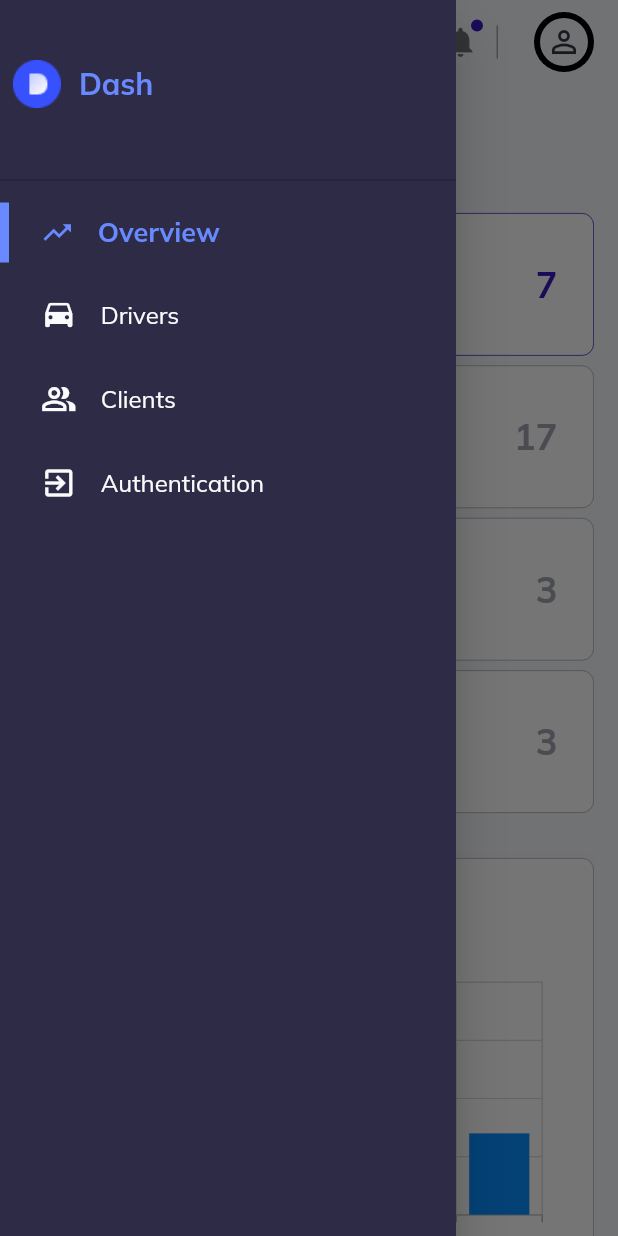
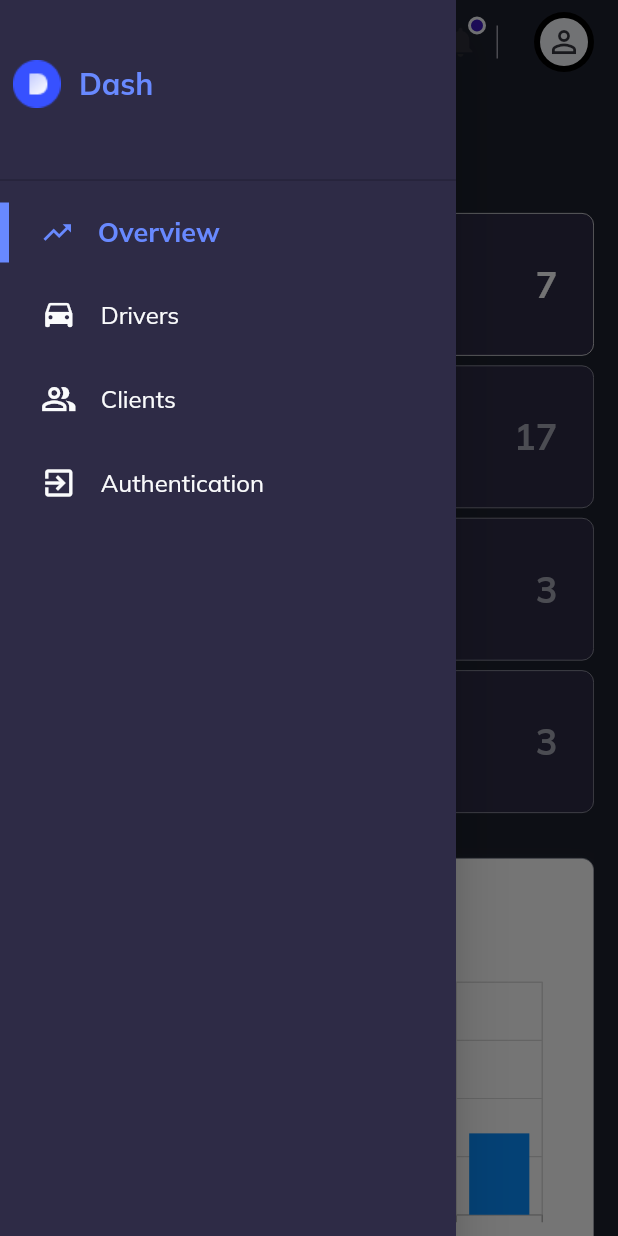
Before and after one commit to FeirAppGroup/FeirApp_Dashboard, a Flutter app: the SiteLayout screen opened by its route, after a tap on the "menu" icon, on a phone screen of 412 x 824 dp. Run offline on Flutter 3.47's test engine with Material 2 defaults, Android fonts, the phone set to English and light mode, and no system bars; our stand-ins replace data_table_2, get, google_fonts, syncfusion_flutter_charts.

Commit message:
Cards and Menu Itens Editados

```diff
--- a/lib/constants/style.dart
+++ b/lib/constants/style.dart
@@ -7,24 +7,24 @@ Color dark = Color(0xFF363740);
 Color active = Color(0xFF3C19C0);
 
 //bg - background
-Color bg_blackmain = Color(0xFF1D202D);
-Color bg_blackcard = Color(0xFF272741);
+Color bgBlackMain = Color(0xFF1D202D);
+Color bgBlackCard = Color(0xFF272741);
 
 //main
-Color main_black = Color(0xFF2E2B46);
-Color main_stroke = Color(0xFF1B1D2A);
-Color main_white = Color(0xFFFAFBFC);
-Color main_dividers = Color(0xFF201E33);
-Color main_tooltip = Color(0xFF8561EA);
-Color main_hover = Color(0xFF6F43EA);
+Color mainBlack = Color(0xFF2E2B46);
+Color mainStroke = Color(0xFF1B1D2A);
+Color mainWhite = Color(0xFFFAFBFC);
+Color mainDividers = Color(0xFF201E33);
+Color mainTooltip = Color(0xFF8561EA);
+Color mainHover = Color(0xFF6F43EA);
 
 //text
-Color text_white = Color(0xFFFAFBFC);
-Color text_liteblue = Color(0xFFBEC1FF);
-Color text_blue = Color(0xFF8561EA);
-Color text_gray = Color(0xFF6889FF);
+Color textWhite = Color(0xFFFAFBFC);
+Color textLiteblue = Color(0xFFBEC1FF);
+Color textBlue = Color(0xFF8561EA);
+Color textGray = Color(0xFF6889FF);
 
 //Tertiary
-Color tertiary_red = Color(0xFFFF4F44);
-Color tertiary_green = Color(0xFF3BE155);
-Color tertiary_blue = Color(0xFF0C8AFF);
+Color tertiaryRed = Color(0xFFFF4F44);
+Color tertiaryGreen = Color(0xFF3BE155);
+Color tertiaryBlue = Color(0xFF0C8AFF);
--- a/lib/controllers/menu_controller.dart
+++ b/lib/controllers/menu_controller.dart
@@ -42,13 +42,13 @@ class MenuController extends GetxController {
       return Icon(
         icon,
         size: 22,
-        color: text_gray,
+        color: textGray,
       );
     }
 
     return Icon(
       icon,
-      color: isHovering(itemName) ? text_gray : text_white,
+      color: isHovering(itemName) ? textGray : textWhite,
     );
   }
 }
--- a/lib/main.dart
+++ b/lib/main.dart
@@ -36,7 +36,7 @@ class MyApp extends StatelessWidget {
       debugShowCheckedModeBanner: false,
       title: 'FeirApp Dashboard',
       theme: ThemeData(
-        scaffoldBackgroundColor: light,
+        scaffoldBackgroundColor: bgBlackMain,
         textTheme: GoogleFonts.mulishTextTheme(
           Theme.of(context).textTheme,
         ).apply(
--- a/lib/pages/overview/widgets/info_card_small.dart
+++ b/lib/pages/overview/widgets/info_card_small.dart
@@ -25,10 +25,10 @@ class InfoCardSmall extends StatelessWidget {
         child: Container(
           padding: EdgeInsets.all(24),
           decoration: BoxDecoration(
-            color: Colors.white,
+            color: mainBlack,
             borderRadius: BorderRadius.circular(8),
             border: Border.all(
-              color: isActive ? active : lightGrey,
+              color: isActive ? textWhite : lightGrey,
               width: .5,
             ),
           ),
@@ -39,13 +39,13 @@ class InfoCardSmall extends StatelessWidget {
                 text: title,
                 size: 24,
                 weight: FontWeight.w300,
-                color: isActive ? active : lightGrey,
+                color: isActive ? textWhite : lightGrey,
               ),
               CustomText(
                 text: value,
                 size: 24,
                 weight: FontWeight.bold,
-                color: isActive ? active : lightGrey,
+                color: isActive ? textWhite : lightGrey,
               ),
             ],
           ),
--- a/lib/widgets/Menu_Item/horizontal_menu_item.dart
+++ b/lib/widgets/Menu_Item/horizontal_menu_item.dart
@@ -24,7 +24,7 @@ class HorizontalMenuItem extends StatelessWidget {
       },
       child: Obx(
         () => Container(
-          color: menuController.isHovering(itemName) ? text_blue.withOpacity(.1) : Colors.transparent,
+          color: menuController.isHovering(itemName) ? textBlue.withOpacity(.1) : Colors.transparent,
           child: Row(
             children: [
               Visibility(
@@ -41,7 +41,7 @@ class HorizontalMenuItem extends StatelessWidget {
                     : Container(
                         width: 6,
                         height: 40,
-                        color: text_gray,
+                        color: textGray,
                       ),
               ),
               SizedBox(
@@ -55,14 +55,14 @@ class HorizontalMenuItem extends StatelessWidget {
                 Flexible(
                   child: CustomText(
                     text: itemName,
-                    color: menuController.isHovering(itemName) ? text_gray : text_white,
+                    color: menuController.isHovering(itemName) ? textGray : textWhite,
                   ),
                 )
               else
                 Flexible(
                   child: CustomText(
                     text: itemName,
-                    color: text_gray,
+                    color: textGray,
                     size: 18,
                     weight: FontWeight.bold,
                   ),
--- a/lib/widgets/Menu_Item/side_menu.dart
+++ b/lib/widgets/Menu_Item/side_menu.dart
@@ -16,7 +16,7 @@ class SideMenu extends StatelessWidget {
     double _width = MediaQuery.of(context).size.width;
 
     return Container(
-      color: main_black,
+      color: mainBlack,
       child: ListView(
         children: [
           if (ResponsiveWidget.isSmallScreen(context))
@@ -39,7 +39,7 @@ class SideMenu extends StatelessWidget {
                         text: "Dash",
                         size: 20,
                         weight: FontWeight.bold,
-                        color: text_gray,
+                        color: textGray,
                       ),
                     ),
                     SizedBox(
@@ -53,7 +53,7 @@ class SideMenu extends StatelessWidget {
             height: 40,
           ),
           Divider(
-            color: main_dividers,
+            color: mainDividers,
           ),
           Column(
             mainAxisSize: MainAxisSize.min,
```
Also changed, not shown: lib/pages/overview/widgets/info_card.dart (+4 -3 lines), lib/widgets/Menu_Item/vertical_menu_item.dart (+4 -4 lines).
